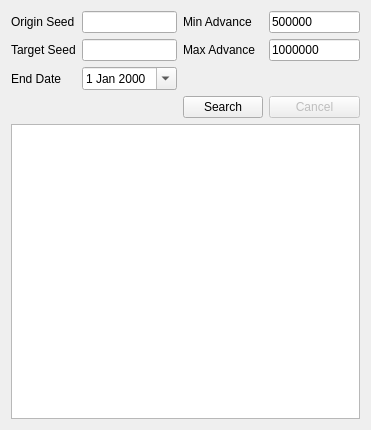
The window that Source/Forms/Gen3/Tools/GameCubeRTC.ui (Admiral-Fish/PokeFinder) describes before a commit, drawn with Qt 5.
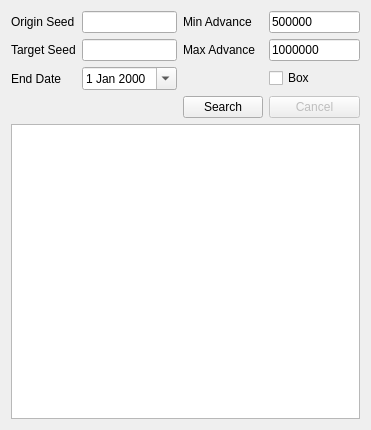
The same window after the commit. Custom widgets are drawn as their Qt base class.

```diff
--- a/Source/Forms/Gen3/Tools/GameCubeRTC.ui
+++ b/Source/Forms/Gen3/Tools/GameCubeRTC.ui
@@ -95,6 +95,13 @@
        </property>
       </widget>
      </item>
+     <item row="2" column="3">
+      <widget class="QCheckBox" name="checkBoxBox">
+       <property name="text">
+        <string>Box</string>
+       </property>
+      </widget>
+     </item>
     </layout>
    </item>
    <item row="1" column="0">
```
Left out of the diff: 2 changed lines with no effect on the pictures.
